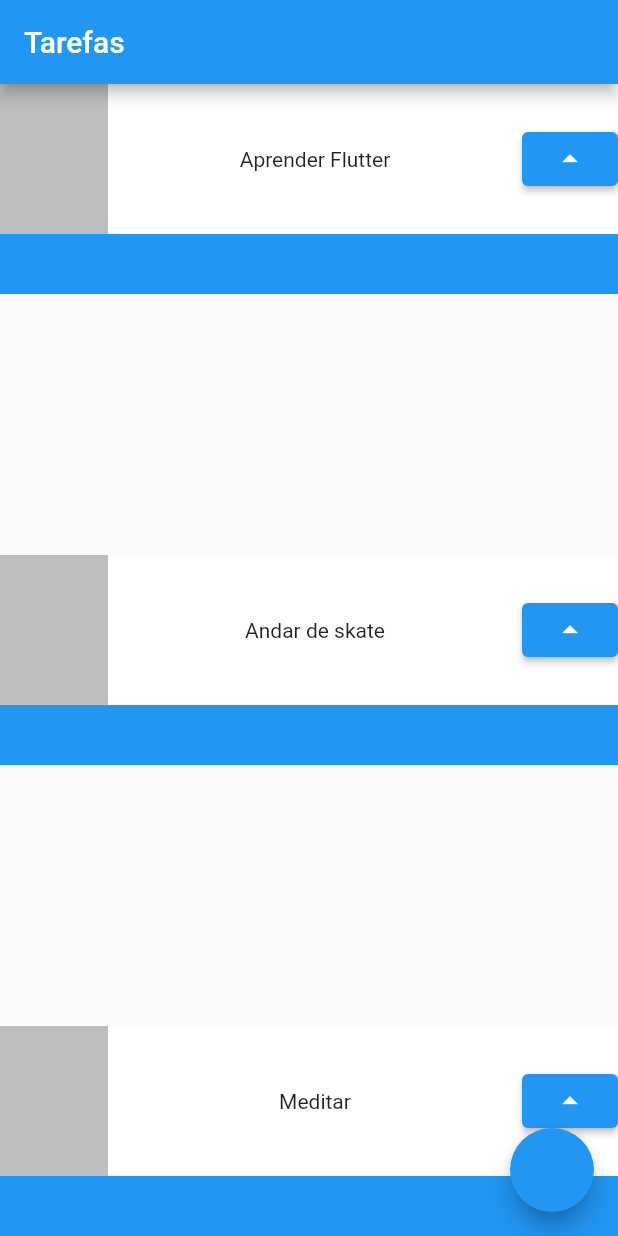
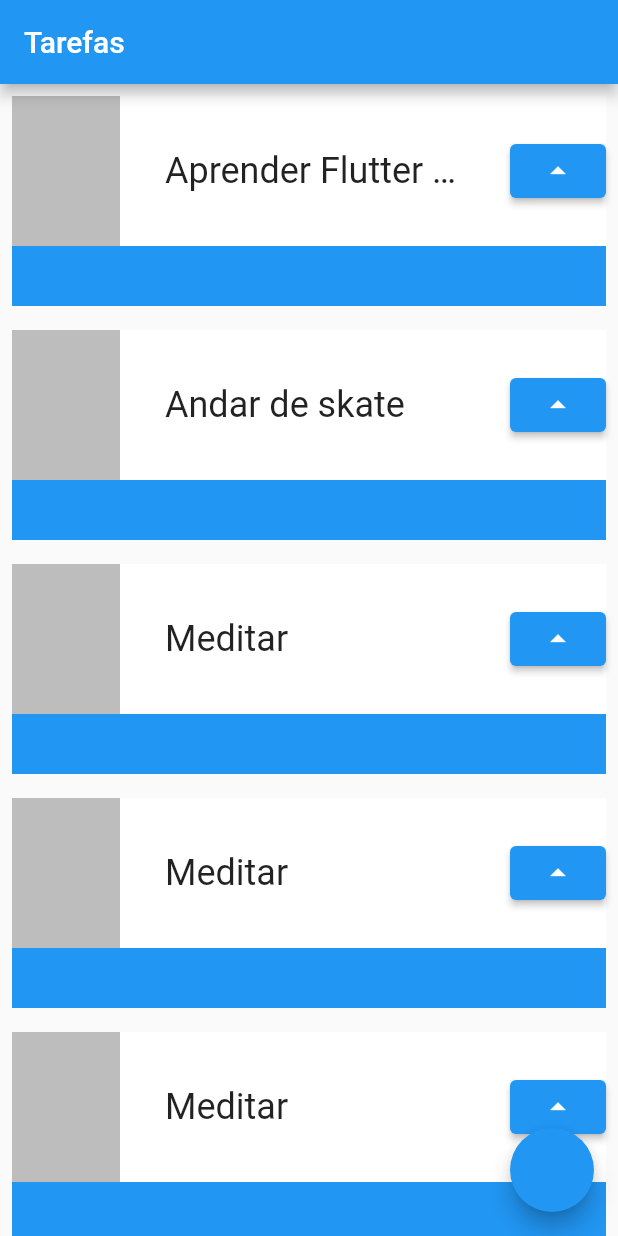
Before and after one commit to diegominelli/criador-de-tarefa-flutter, a Flutter app: the screen it shows after launch, on a phone screen of 412 x 824 dp. Run offline on Flutter 3.47's test engine with Material 2 defaults, Android fonts, the phone set to English and light mode, and no system bars.

Commit message:
estruturando o widget Task usando o ListWiew e o Padding

```diff
--- a/lib/main.dart
+++ b/lib/main.dart
@@ -18,12 +18,17 @@ class MyApp extends StatelessWidget {
         appBar: AppBar(
           title: const Text('Tarefas'),
         ),
-        body: Column(
-          mainAxisAlignment: MainAxisAlignment.spaceBetween,
+        body: ListView(
           // ignore: prefer_const_literals_to_create_immutables
           children: [
-            const Task('Aprender Flutter'),
+            const Task('Aprender Flutter ccccccccccccccccccccccccc'),
             const Task('Andar de skate'),
+            const Task('Meditar'),
+            const Task('Meditar'),
+            const Task('Meditar'),
+            const Task('Meditar'),
+            const Task('Meditar'),
+            const Task('Meditar'),
             const Task('Meditar'),
           ],
         ),
@@ -39,8 +44,10 @@ class Task extends StatelessWidget {
 
   @override
   Widget build(BuildContext context) {
+    return Padding(
+      padding: const EdgeInsets.all(8.0),
       // ignore: avoid_unnecessary_containers
-    return Container(
+      child: Container(
         child: Stack(
           children: [
             Container(
@@ -58,13 +65,24 @@ class Task extends StatelessWidget {
                     width: 72,
                     height: 100,
                   ),
-                Text(nome),
+                  // ignore: sized_box_for_whitespace
+                  Container(
+                    width: 200,
+                    child: Text(
+                      nome,
+                      style: const TextStyle(
+                          fontSize: 24, overflow: TextOverflow.ellipsis),
+                    ),
+                  ),
                   ElevatedButton(
-                    onPressed: () {}, child: const Icon(Icons.arrow_drop_up))
+                    onPressed: () {},
+                    child: const Icon(Icons.arrow_drop_up),
+                  )
                 ],
               ),
-          )
+            ),
           ],
+        ),
       ),
     );
   }
```
Lines whose indentation alone changed are shown as unchanged.
